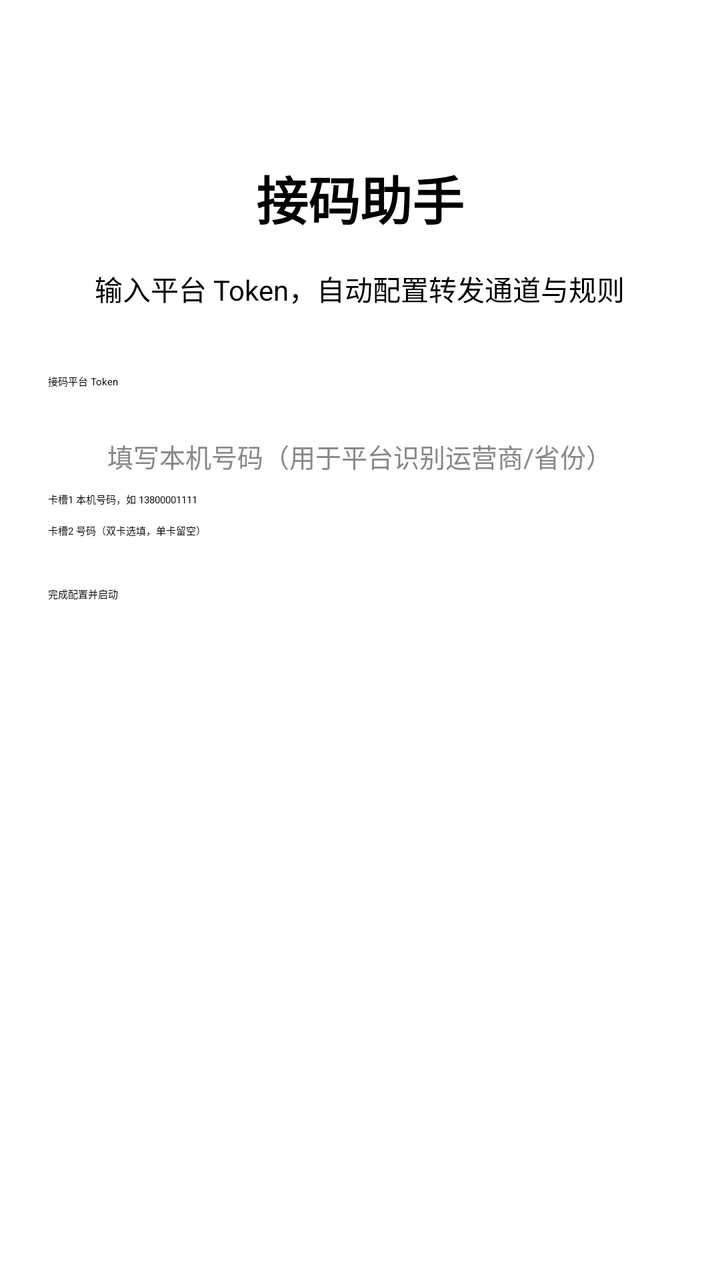
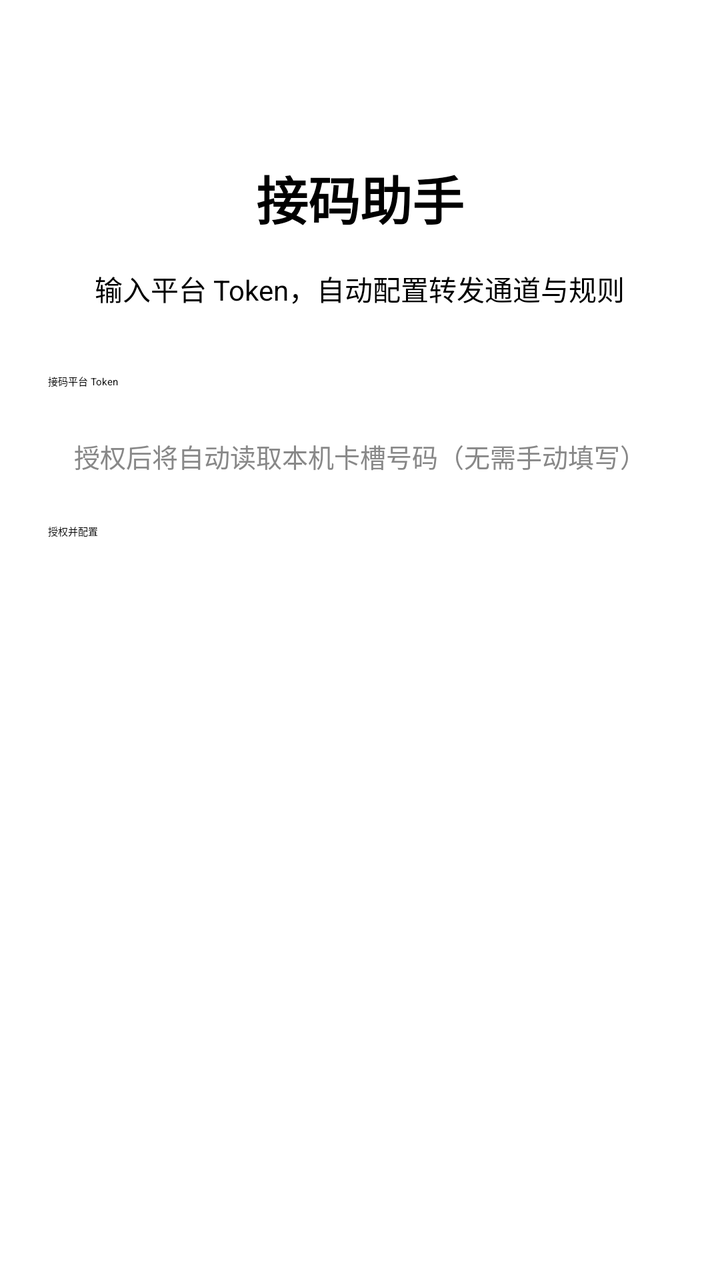

Two renders of the same Android screen: before a commit and after it. Below are the layout's source before the change and the commit's diff.
<!-- AndroidManifest.xml: application theme AppTheme -->
<!-- res/layout/activity_setup.xml -->
<?xml version="1.0" encoding="utf-8"?>
<LinearLayout xmlns:android="http://schemas.android.com/apk/res/android"
    android:layout_width="match_parent"
    android:layout_height="match_parent"
    android:orientation="vertical"
    android:gravity="center_horizontal"
    android:padding="24dp">

    <TextView
        android:layout_width="wrap_content"
        android:layout_height="wrap_content"
        android:text="接码助手"
        android:textSize="26sp"
        android:textStyle="bold"
        android:layout_marginTop="56dp" />

    <TextView
        android:layout_width="wrap_content"
        android:layout_height="wrap_content"
        android:text="输入平台 Token，自动配置转发通道与规则"
        android:textSize="14sp"
        android:layout_marginTop="16dp" />

    <EditText
        android:id="@+id/etToken"
        android:layout_width="match_parent"
        android:layout_height="wrap_content"
        android:hint="接码平台 Token"
        android:inputType="text"
        android:layout_marginTop="32dp" />

    <TextView
        android:layout_width="wrap_content"
        android:layout_height="wrap_content"
        android:text="填写本机号码（用于平台识别运营商/省份）"
        android:textSize="13sp"
        android:textColor="#888888"
        android:layout_marginTop="24dp" />

    <EditText
        android:id="@+id/etSim1"
        android:layout_width="match_parent"
        android:layout_height="wrap_content"
        android:hint="卡槽1 本机号码，如 13800001111"
        android:inputType="phone"
        android:layout_marginTop="8dp" />

    <EditText
        android:id="@+id/etSim2"
        android:layout_width="match_parent"
        android:layout_height="wrap_content"
        android:hint="卡槽2 号码（双卡选填，单卡留空）"
        android:inputType="phone"
        android:layout_marginTop="8dp" />

    <Button
        android:id="@+id/btnSetup"
        android:layout_width="match_parent"
        android:layout_height="wrap_content"
        android:text="完成配置并启动"
        android:layout_marginTop="24dp" />

    <ProgressBar
        android:id="@+id/progress"
        android:layout_width="wrap_content"
        android:layout_height="wrap_content"
        android:layout_marginTop="16dp"
        android:visibility="gone" />

    <TextView
        android:id="@+id/tvStatus"
        android:layout_width="wrap_content"
        android:layout_height="wrap_content"
        android:layout_marginTop="16dp"
        android:textSize="13sp"
        android:textColor="#888888" />
</LinearLayout>
<!-- resources referenced by this layout -->
<resources>
  <style name="AppTheme" parent="XUITheme.Phone">
          
          <item name="colorPrimary">@color/colorPrimary</item>
          <item name="colorPrimaryDark">@color/colorPrimaryDark</item>
          <item name="colorAccent">@color/colorAccent</item>
          <item name="xui_actionbar_height">?actionBarSize</item>
          
          <item name="android:textAllCaps">false</item>
      </style>
  <color name="colorPrimary">#299EE3</color>
  <color name="colorPrimaryDark">#299EE3</color>
  <color name="colorAccent">#299EE3</color>
</resources>

<!-- the commit's change to res/layout/activity_setup.xml (unified diff, before → after) -->
@@ -32,32 +32,16 @@
     <TextView
         android:layout_width="wrap_content"
         android:layout_height="wrap_content"
-        android:text="填写本机号码（用于平台识别运营商/省份）"
+        android:text="授权后将自动读取本机卡槽号码（无需手动填写）"
         android:textSize="13sp"
         android:textColor="#888888"
         android:layout_marginTop="24dp" />
-
-    <EditText
-        android:id="@+id/etSim1"
-        android:layout_width="match_parent"
-        android:layout_height="wrap_content"
-        android:hint="卡槽1 本机号码，如 13800001111"
-        android:inputType="phone"
-        android:layout_marginTop="8dp" />
-
-    <EditText
-        android:id="@+id/etSim2"
-        android:layout_width="match_parent"
-        android:layout_height="wrap_content"
-        android:hint="卡槽2 号码（双卡选填，单卡留空）"
-        android:inputType="phone"
-        android:layout_marginTop="8dp" />
 
     <Button
         android:id="@+id/btnSetup"
         android:layout_width="match_parent"
         android:layout_height="wrap_content"
-        android:text="完成配置并启动"
+        android:text="授权并配置"
         android:layout_marginTop="24dp" />
 
     <ProgressBar
